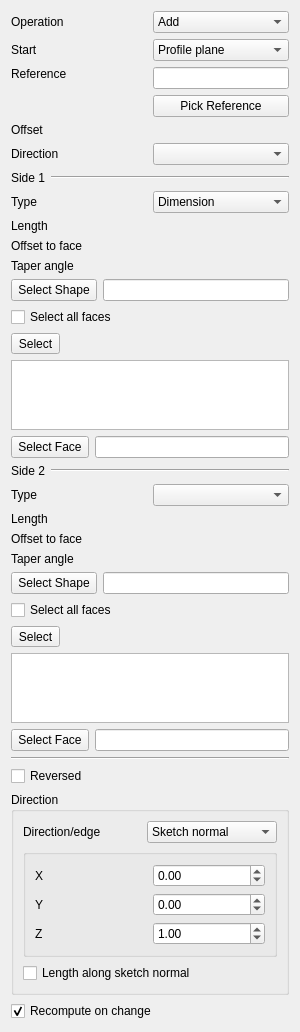
This is src/Mod/PartDesign/Gui/TaskPadPocketParameters.ui in Croft-Labs/FreeCAD-Plus as Qt 5 draws it before an edit. The edited form follows.
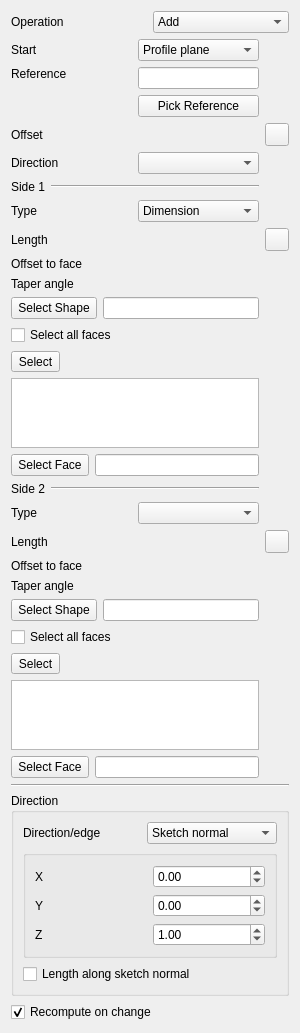
This is the edited form. Custom widgets are drawn as their Qt base class.

Commit message: Expose Extrude start offsets and inline direction buttons

The edit to the form file:
```diff
--- a/src/Mod/PartDesign/Gui/TaskPadPocketParameters.ui
+++ b/src/Mod/PartDesign/Gui/TaskPadPocketParameters.ui
@@ -109,6 +109,19 @@
        </property>
       </widget>
      </item>
+     <item row="3" column="2">
+      <widget class="QToolButton" name="buttonReverseOffset">
+       <property name="toolTip">
+        <string>Reverse offset direction</string>
+       </property>
+       <property name="accessibleName">
+        <string>Reverse offset direction</string>
+       </property>
+       <property name="checkable">
+        <bool>false</bool>
+       </property>
+      </widget>
+     </item>
      <item row="3" column="0">
       <widget class="QLabel" name="labelStartOffset">
        <property name="text">
@@ -188,6 +201,19 @@
        </item>
       </widget>
      </item>
+     <item row="7" column="2">
+      <widget class="QToolButton" name="buttonReverse">
+       <property name="toolTip">
+        <string>Reverse extrusion direction (both sides)</string>
+       </property>
+       <property name="accessibleName">
+        <string>Reverse extrusion direction (both sides)</string>
+       </property>
+       <property name="checkable">
+        <bool>true</bool>
+       </property>
+      </widget>
+     </item>
      <item row="7" column="0">
       <widget class="QLabel" name="labelLength">
        <property name="text">
@@ -417,6 +443,19 @@
      <item row="13" column="1">
       <widget class="QComboBox" name="changeMode2"/>
      </item>
+     <item row="14" column="2">
+      <widget class="QToolButton" name="buttonReverse2">
+       <property name="toolTip">
+        <string>Reverse extrusion direction (both sides)</string>
+       </property>
+       <property name="accessibleName">
+        <string>Reverse extrusion direction (both sides)</string>
+       </property>
+       <property name="checkable">
+        <bool>true</bool>
+       </property>
+      </widget>
+     </item>
      <item row="14" column="0">
       <widget class="QLabel" name="labelLength2">
        <property name="text">
@@ -609,13 +648,6 @@
      </property>
     </widget>
    </item>
-   <item>
-    <widget class="QCheckBox" name="checkBoxReversed">
-     <property name="text">
-      <string>Reversed</string>
-     </property>
-    </widget>
-   </item>
    <item>
     <widget class="QGroupBox" name="groupBox">
      <property name="title">
```
The commit also changes 9 other files.
